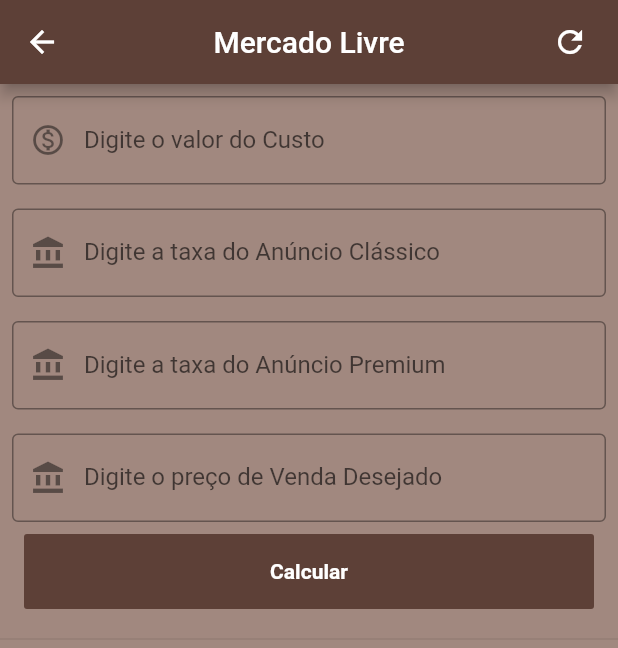
After one commit to MuriloAlexSilva/calculadora_lucro, a Flutter app: the MargemMeLiPage screen opened by its route, on a phone screen of 412 x 824 dp. The commit adds this screen. Shown: the top 648 px of the screen. Run offline on Flutter 3.47's test engine with Material 2 defaults, Android fonts, the light colour scheme and no system bars.

Commit message:
Incluindo Mercado livre

```diff
--- a/calculadora_lucro/lib/app/components/card_custom.dart
+++ b/calculadora_lucro/lib/app/components/card_custom.dart
@@ -24,6 +24,7 @@
               child: Center(
                 child: Text(
                   text,
+                  textAlign: TextAlign.center,
                   style: TextStyle(
                       color: Colors.white,
                       fontSize: 20,
--- /dev/null
+++ b/calculadora_lucro/lib/app/components/textField_custom.dart
@@ -0,0 +1,27 @@
+import 'package:flutter/material.dart';
+
+class TextFieldCustom extends StatelessWidget {
+  final TextEditingController controller;
+  final String label;
+  final String hint;
+  final Icon icon;
+
+  const TextFieldCustom(
+      {Key key, this.controller, this.label, this.hint, this.icon})
+      : super(key: key);
+  @override
+  Widget build(BuildContext context) {
+    return Padding(
+      padding: const EdgeInsets.all(8.0),
+      child: TextField(
+        controller: controller,
+        keyboardType: TextInputType.number,
+        decoration: InputDecoration(
+            border: OutlineInputBorder(),
+            labelText: label,
+            hintText: hint,
+            prefixIcon: icon),
+      ),
+    );
+  }
+}
--- /dev/null
+++ b/calculadora_lucro/lib/app/views/margem_meLi.dart
@@ -0,0 +1,180 @@
+import 'package:calculadora_lucro/app/components/textField_custom.dart';
+import 'package:flutter/material.dart';
+
+class MargemMeLiPage extends StatefulWidget {
+  @override
+  _MargemMeLiPageState createState() => _MargemMeLiPageState();
+}
+
+class _MargemMeLiPageState extends State<MargemMeLiPage> {
+  TextEditingController _custoController = TextEditingController();
+  TextEditingController _classicoController = TextEditingController();
+  TextEditingController _premiumController = TextEditingController();
+  TextEditingController _vendaController = TextEditingController();
+
+  double taxaFixa = 5;
+  double custo;
+  double classico;
+  double premium;
+  double venda;
+  double lucroClassico = 0;
+  double margemClassico = 0;
+  double lucroPremium = 0;
+  double margemPremium = 0;
+  String textoClassico = '';
+  String textoPremium = '';
+
+  void clear() {
+    setState(() {
+      _custoController.clear();
+      _classicoController.clear();
+      _premiumController.clear();
+      _vendaController.clear();
+      textoClassico = "";
+      textoPremium = "";
+    });
+  }
+
+  void isEmptyClassico() {
+    setState(() {
+      if (lucroClassico == 0) {
+        textoClassico = 'Preencha os campos acima';
+        return textoClassico;
+      } else {
+        textoClassico =
+            'No anúncio Clássico você irá obter um lucro de R\$ ${lucroClassico.toStringAsFixed(2)}, com uma margem de ${margemClassico.toStringAsFixed(0)} \% por peça vendida!!!';
+        return textoClassico;
+      }
+    });
+  }
+
+  void isEmptyPremium() {
+    setState(() {
+      if (lucroPremium == 0) {
+        textoPremium = 'Preencha os campos acima';
+        return textoPremium;
+      } else {
+        textoPremium =
+            'No anúncio Premium você irá obter um lucro de R\$ ${lucroPremium.toStringAsFixed(2)}, com uma margem de ${margemPremium.toStringAsFixed(0)} \% por peça vendida!!!';
+        return textoPremium;
+      }
+    });
+  }
+
+  @override
+  Widget build(BuildContext context) {
+    return Scaffold(
+      appBar: AppBar(
+        title: Text('Mercado Livre'),
+        centerTitle: true,
+        actions: [
+          Padding(
+            padding: const EdgeInsets.all(8.0),
+            child: IconButton(
+              icon: Icon(Icons.refresh),
+              onPressed: () => clear(),
+            ),
+          )
+        ],
+      ),
+      backgroundColor: Colors.brown[300],
+      body: SizedBox(
+        width: MediaQuery.of(context).size.width,
+        height: MediaQuery.of(context).size.height,
+        child: SingleChildScrollView(
+          child: Column(
+            mainAxisAlignment: MainAxisAlignment.start,
+            children: [
+              TextFieldCustom(
+                controller: _custoController,
+                hint: 'Valor',
+                label: 'Digite o valor do Custo',
+                icon: Icon(Icons.monetization_on_outlined),
+              ),
+              TextFieldCustom(
+                controller: _classicoController,
+                label: 'Digite a taxa do Anúncio Clássico',
+                hint: 'Valor em Porcentagem',
+                icon: Icon(Icons.account_balance),
+              ),
+              TextFieldCustom(
+                controller: _premiumController,
+                label: 'Digite a taxa do Anúncio Premium',
+                hint: 'Valor em Porcentagem',
+                icon: Icon(Icons.account_balance),
+              ),
+              TextFieldCustom(
+                controller: _vendaController,
+                label: 'Digite o preço de Venda Desejado',
+                hint: 'Valor',
+                icon: Icon(Icons.account_balance),
+              ),
+              Padding(
+                padding: const EdgeInsets.only(left: 16, right: 16),
+                child: Container(
+                  width: double.infinity,
+                  child: FlatButton(
+                    onPressed: () {
+                      custo = double.tryParse(_custoController.text);
+                      venda = double.tryParse(_vendaController.text);
+
+                      setState(() {
+                        classico = (venda *
+                                double.tryParse(_classicoController.text)) /
+                            100;
+
+                        premium =
+                            (venda * double.tryParse(_premiumController.text)) /
+                                100;
+
+                        lucroClassico = venda - (classico + custo + taxaFixa);
+                        lucroPremium = venda - (premium + custo + taxaFixa);
+                        margemClassico = (lucroClassico * 100) / custo;
+                        margemPremium = (lucroPremium * 100) / custo;
+
+                        isEmptyClassico();
+                        isEmptyPremium();
+                      });
+                    },
+                    child: Text(
+                      'Calcular',
+                      style: TextStyle(
+                          color: Colors.white, fontWeight: FontWeight.bold),
+                    ),
+                    color: Colors.brown[700],
+                    height: 50,
+                  ),
+                ),
+              ),
+              Divider(height: 40),
+              Padding(
+                padding: const EdgeInsets.all(16.0),
+                child: Center(
+                    child: Text(
+                  textoClassico,
+                  textAlign: TextAlign.center,
+                  style: TextStyle(
+                      color: Colors.white,
+                      fontWeight: FontWeight.bold,
+                      fontSize: 20),
+                )),
+              ),
+              Padding(
+                padding: const EdgeInsets.all(16.0),
+                child: Center(
+                    child: Text(
+                  textoPremium,
+                  textAlign: TextAlign.center,
+                  style: TextStyle(
+                      color: Colors.white,
+                      fontWeight: FontWeight.bold,
+                      fontSize: 20),
+                )),
+              ),
+            ],
+          ),
+        ),
+      ),
+    );
+  }
+}
```
Also changed, not shown: calculadora_lucro/lib/app/views/home_page.dart (+4 -4 lines), calculadora_lucro/lib/app/views/margem_desejada.dart (deleted, +0 -67 lines), calculadora_lucro/lib/app/views/margem_instagram.dart (added, +120 -0 lines), calculadora_lucro/lib/app/views/margem_obtida.dart (deleted, +0 -64 lines), calculadora_lucro/lib/main.dart (+4 -4 lines).
